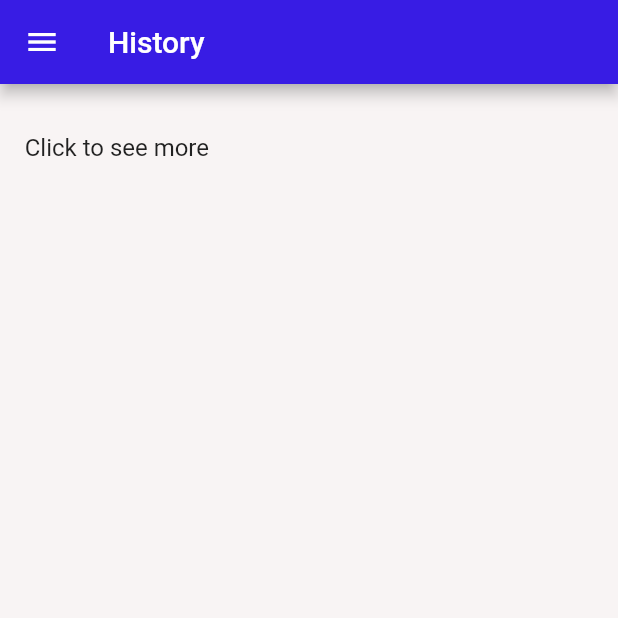
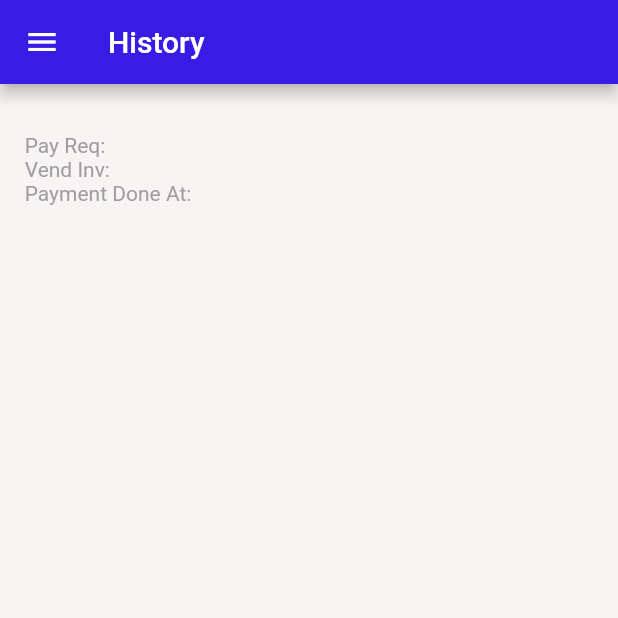
Before and after one commit to farmaanm/invoice-upload-and-comparison-system-with-sales-prediction, a Flutter app: the screen it shows after launch, on a phone screen of 412 x 824 dp, the top half of it. Run offline on Flutter 3.47's test engine with Material 2 defaults, Android fonts, the light colour scheme and no system bars; our stand-ins replace cloud_firestore, firebase_core, fluttertoast; accounts and stored records are empty.

Commit message:
Added Clickable Links

```diff
--- a/Mobile/invois_mobile_app/lib/main.dart
+++ b/Mobile/invois_mobile_app/lib/main.dart
@@ -1,7 +1,9 @@
+import 'package:flutter/gestures.dart';
 import 'package:flutter/material.dart';
 import 'package:firebase_core/firebase_core.dart';
 import 'package:cloud_firestore/cloud_firestore.dart';
 import 'package:fluttertoast/fluttertoast.dart';
+import 'package:url_launcher/url_launcher.dart';
 
 Future<void> main() async {
   WidgetsFlutterBinding.ensureInitialized();
@@ -51,7 +53,14 @@ class MyLoginPage extends StatefulWidget {
 class _MyHomePageState extends State<MyHomePage> {
   final Stream<QuerySnapshot> _usersStream =
       FirebaseFirestore.instance.collection('Contract').snapshots();
-  String txt = '';
+  String payReqName = '';
+  String payReqUrl = '';
+  String vendInvName = '';
+  String vendInvUrl = '';
+  String paymentDoneAt = '';
+
+  TextStyle defaultStyle = const TextStyle(color: Colors.grey);
+  TextStyle linkStyle = const TextStyle(color: Color(0xFF0D47A1));
 
   @override
   Widget build(BuildContext context) {
@@ -71,13 +80,13 @@ class _MyHomePageState extends State<MyHomePage> {
                 mainAxisAlignment: MainAxisAlignment.start,
                 crossAxisAlignment: CrossAxisAlignment.start,
                 children: <Widget>[
-                  const Text(
+                  /*const Text(
                     'Click to see more',
                     style: TextStyle(fontSize: 16),
-                  ),
-                  const SizedBox(
+                  ),*/
+                  /*const SizedBox(
                     height: 10,
-                  ),
+                  ),*/
                   /*TextField(
                 onChanged: (value) {
                   //Do something with the user input.
@@ -122,17 +131,18 @@ class _MyHomePageState extends State<MyHomePage> {
                                     ),
                               onTap: () {
                                 setState(() {
-                                  if (txt == '') {
-                                    txt = 'Pay Req: ' +
-                                        data['paymentRequisitionName'] +
-                                        '\n' +
-                                        'Vend Inv: ' +
-                                        data['vendorInvoiceName'] +
-                                        '\n' +
-                                        'Payment Done at: ' +
-                                        data['paymentDoneAt'];
+                                  if (payReqName == '') {
+                                    payReqName = data['paymentRequisitionName'];
+                                    payReqUrl = data['paymentRequisitionUrl'];
+                                    vendInvName = data['vendorInvoiceName'];
+                                    vendInvUrl = data['vendorInvoiceUrl'];
+                                    paymentDoneAt = data['paymentDoneAt'];
                                   } else {
-                                    txt = '';
+                                    payReqName = '';
+                                    payReqUrl = '';
+                                    vendInvName = '';
+                                    vendInvUrl = '';
+                                    paymentDoneAt = '';
                                   }
                                 });
                               },
@@ -140,9 +150,33 @@ class _MyHomePageState extends State<MyHomePage> {
                           }).toList(),
                         );
                       }),
-                  Text(
-                    txt,
-                    textScaleFactor: 1,
+                  RichText(
+                    text: TextSpan(
+                      style: defaultStyle,
+                      children: <TextSpan>[
+                        const TextSpan(text: 'Pay Req: '),
+                        TextSpan(
+                            text: payReqName,
+                            style: linkStyle,
+                            recognizer: TapGestureRecognizer()
+                              ..onTap = () async {
+                                //launchUrl(Uri.parse('https://www.google.com'));
+                                await launch(payReqUrl,
+                                    forceSafariVC: false, forceWebView: false);
+                              }),
+                        const TextSpan(text: '\nVend Inv: '),
+                        TextSpan(
+                            text: vendInvName,
+                            style: linkStyle,
+                            recognizer: TapGestureRecognizer()
+                              ..onTap = () async {
+                                //launchUrl(Uri.parse(vendInvUrl));
+                                await launch(vendInvUrl,
+                                    forceSafariVC: false, forceWebView: false);
+                              }),
+                        TextSpan(text: '\nPayment Done At: $paymentDoneAt'),
+                      ],
+                    ),
                   )
                 ],
               ),
@@ -182,8 +216,7 @@ class _MyHomePageState extends State<MyHomePage> {
                         fontSize: 20,
                       ),
                     ),
-                )
-              ),
+                  )),
               const SizedBox(
                 height: 3,
                 child: DecoratedBox(
```
Lines whose indentation alone changed are shown as unchanged.
